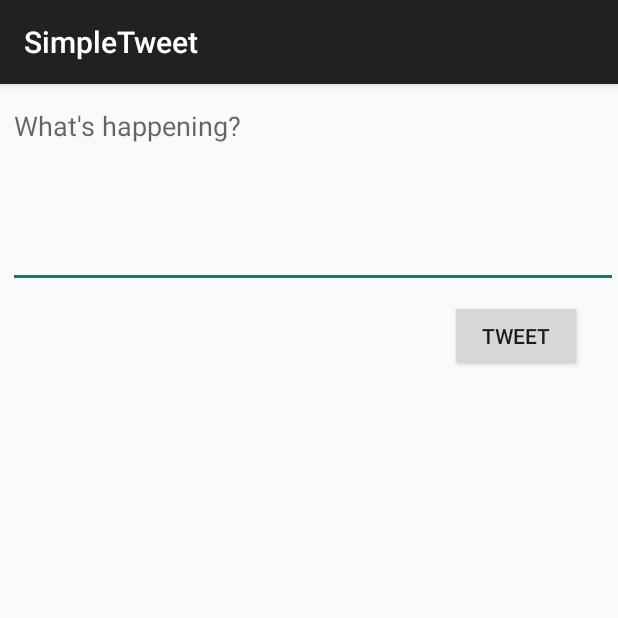
After one commit to ETS-Android1/SimpleTweet-2, an Android app: the ComposeActivity screen opened directly, with no data from a screen before it, on a phone screen of 412 x 824 dp, the top half of it. The commit adds this screen. Run offline under Robolectric (Android 15) with nearby library versions, the phone set to English and light mode, and no system bars; our stand-ins replace Room's generated code; libraries missing offline, so code that uses them is left out: com.codepath.asynchttpclient, com.facebook.stetho, org.parceler; 1 statement that could not run was skipped.

Commit message:
Simple tweet week2

```diff
--- a/app/build.gradle
+++ b/app/build.gradle
@@ -57,4 +57,6 @@ dependencies {
     annotationProcessor "androidx.room:room-compiler:$room_version"
     implementation 'com.facebook.stetho:stetho:1.5.1'
     implementation 'androidx.swiperefreshlayout:swiperefreshlayout:1.1.0'
+    implementation 'org.parceler:parceler-api:1.1.12'
+    annotationProcessor 'org.parceler:parceler:1.1.12'
 }
--- a/app/src/main/AndroidManifest.xml
+++ b/app/src/main/AndroidManifest.xml
@@ -13,6 +13,9 @@
         android:icon="@drawable/ic_launcher"
         android:label="@string/app_name"
         android:theme="@style/AppTheme">
+        <activity
+            android:name=".ComposeActivity"
+            android:exported="false" />
         <activity
             android:name=".TimelineActivity"
             android:exported="false" />
--- /dev/null
+++ b/app/src/main/java/com/codepath/apps/restclienttemplate/ComposeActivity.java
@@ -0,0 +1,107 @@
+package com.codepath.apps.restclienttemplate;
+
+import androidx.appcompat.app.AppCompatActivity;
+
+import android.content.Intent;
+import android.os.Bundle;
+import android.text.Editable;
+import android.text.TextWatcher;
+import android.util.Log;
+import android.view.View;
+import android.widget.Button;
+import android.widget.EditText;
+import android.widget.TextView;
+import android.widget.Toast;
+
+import com.codepath.apps.restclienttemplate.models.Tweet;
+import com.codepath.asynchttpclient.callback.JsonHttpResponseHandler;
+
+import org.json.JSONException;
+import org.parceler.Parcels;
+
+import okhttp3.Headers;
+
+public class ComposeActivity extends AppCompatActivity {
+
+    public static final String TAG = "ComposeActivity";
+    public static final int MAX_LENGTH=140;
+    EditText etCompose;
+    Button buttonTweet;
+    TwitterClient client;
+    TextView tvCount;
+
+    @Override
+    protected void onCreate(Bundle savedInstanceState) {
+        super.onCreate(savedInstanceState);
+        setContentView(R.layout.activity_compose);
+
+        etCompose = findViewById(R.id.etCompose);
+        buttonTweet = findViewById(R.id.buttonTweet);
+        client = TwitterApp.getRestClient(this);
+        tvCount=findViewById(R.id.tvCount);
+
+        etCompose.addTextChangedListener(new TextWatcher() {
+            @Override
+            public void beforeTextChanged(CharSequence s, int start, int count, int after) {
+
+            }
+
+            @Override
+            public void onTextChanged(CharSequence s, int start, int before, int count) {
+
+
+            }
+
+
+            @Override
+            public void afterTextChanged(Editable s) {
+
+                String count= String.valueOf(280-s.toString().length());
+                String countText=count+"/280 left";
+                tvCount.setText(countText);
+
+            }
+        });
+
+        buttonTweet.setOnClickListener(new View.OnClickListener() {
+            @Override
+            public void onClick(View v) {
+
+                String tweetContent = etCompose.getText().toString();
+                if(tweetContent.isEmpty()){
+                    Toast.makeText(ComposeActivity.this, "Tweet cannot be empty", Toast.LENGTH_LONG).show();
+                    return;
+                }
+                if(tweetContent.length()>MAX_LENGTH){
+                    Toast.makeText(ComposeActivity.this, "Tweet is too long", Toast.LENGTH_LONG).show();
+                    return;
+                }
+                Toast.makeText(ComposeActivity.this, tweetContent, Toast.LENGTH_LONG).show();
+
+                //Make an API call to twitter to publish the tweet
+
+                client.publishTweet(tweetContent, new JsonHttpResponseHandler() {
+                    @Override
+                    public void onSuccess(int statusCode, Headers headers, JSON json) {
+                        Log.i(TAG,"successfully published tweet");
+                        try {
+                            Tweet tweet = Tweet.fromJson(json.jsonObject);
+                            Log.i(TAG,"Tweet published is: "+tweet);
+                            Intent intent = new Intent();
+                            intent.putExtra("tweet", Parcels.wrap(tweet)); //will have to use parceler as this is a custom object, add parceler dependency in gradle
+                            setResult(RESULT_OK,intent);// and add @Parcel annotation in the Tweet class and create an empty constructor
+                            finish();
+                        } catch (JSONException e) {
+                            e.printStackTrace();
+                        }
+                    }
+
+                    @Override
+                    public void onFailure(int statusCode, Headers headers, String response, Throwable throwable) {
+                        Log.e(TAG,"failed to publish tweet", throwable);
+                    }
+                });
+            }
+        });
+    }
+}
--- a/app/src/main/java/com/codepath/apps/restclienttemplate/models/Tweet.java
+++ b/app/src/main/java/com/codepath/apps/restclienttemplate/models/Tweet.java
@@ -5,16 +5,22 @@ import com.codepath.apps.restclienttemplate.TimeFormatter;
 import org.json.JSONArray;
 import org.json.JSONException;
 import org.json.JSONObject;
+import org.parceler.Parcel;
 
 import java.util.ArrayList;
 import java.util.List;
 
+@Parcel
 public class Tweet {
 
     public String body;
     public String createdAt;
     public User user;
     public long id;
+
+    public Tweet(){
+        //empty constructor needed by Parceler library
+    }
 
     public static Tweet fromJson(JSONObject jsonObject) throws JSONException {
 
--- a/app/src/main/java/com/codepath/apps/restclienttemplate/models/User.java
+++ b/app/src/main/java/com/codepath/apps/restclienttemplate/models/User.java
@@ -2,12 +2,18 @@ package com.codepath.apps.restclienttemplate.models;
 
 import org.json.JSONException;
 import org.json.JSONObject;
+import org.parceler.Parcel;
 
+@Parcel
 public class User {
 
     public String name;
     public String screenName;
     public String profileImageUrl;
+
+    public User(){
+        //empty constructor needed by Parceler library
+    }
 
     public static User fromJson(JSONObject jsonObject) throws JSONException {
         User user = new User();
--- /dev/null
+++ b/app/src/main/res/layout/activity_compose.xml
@@ -0,0 +1,42 @@
+<?xml version="1.0" encoding="utf-8"?>
+<RelativeLayout
+    xmlns:android="http://schemas.android.com/apk/res/android"
+    xmlns:app="http://schemas.android.com/apk/res-auto"
+    xmlns:tools="http://schemas.android.com/tools"
+    android:layout_width="match_parent"
+    android:layout_height="match_parent"
+    tools:context=".ComposeActivity">
+
+    <EditText
+        android:id="@+id/etCompose"
+        android:layout_width="match_parent"
+        android:layout_height="wrap_content"
+        android:layout_marginStart="5dp"
+        android:layout_marginTop="5dp"
+        android:ems="10"
+        android:gravity="start|top"
+        android:hint="@string/what_s_happening"
+        android:inputType="textMultiLine"
+        android:minLines="5" />
+
+    <Button
+        android:id="@+id/buttonTweet"
+        android:layout_width="wrap_content"
+        android:layout_height="wrap_content"
+        android:layout_alignBottom="@+id/etCompose"
+        android:layout_marginStart="100dp"
+        android:layout_marginLeft="300dp"
+        android:layout_marginEnd="10dp"
+        android:layout_marginRight="10dp"
+        android:layout_marginBottom="-56dp"
+        android:text="@string/tweet" />
+
+    <TextView
+        android:id="@+id/tvCount"
+        android:layout_width="wrap_content"
+        android:layout_height="wrap_content"
+        android:layout_alignBottom="@+id/etCompose"
+        android:layout_marginBottom="-56dp"
+        tools:text="Count/280" />
+
+</RelativeLayout>
--- a/app/src/main/res/values/strings.xml
+++ b/app/src/main/res/values/strings.xml
@@ -5,5 +5,7 @@
     <string name="login_label">Log in</string>
     <string name="intent_scheme">oauth</string>
     <string name="intent_host">cprest</string>
+    <string name="tweet">Tweet</string>
+    <string name="what_s_happening">What\'s happening?</string>
 
 </resources>
```
Also changed, not shown: app/src/main/java/com/codepath/apps/restclienttemplate/TimelineActivity.java (+45 -0 lines), app/src/main/java/com/codepath/apps/restclienttemplate/TwitterClient.java (+9 -0 lines), app/src/main/res/menu/menu_main.xml (added, +10 -0 lines), 1 other file.
